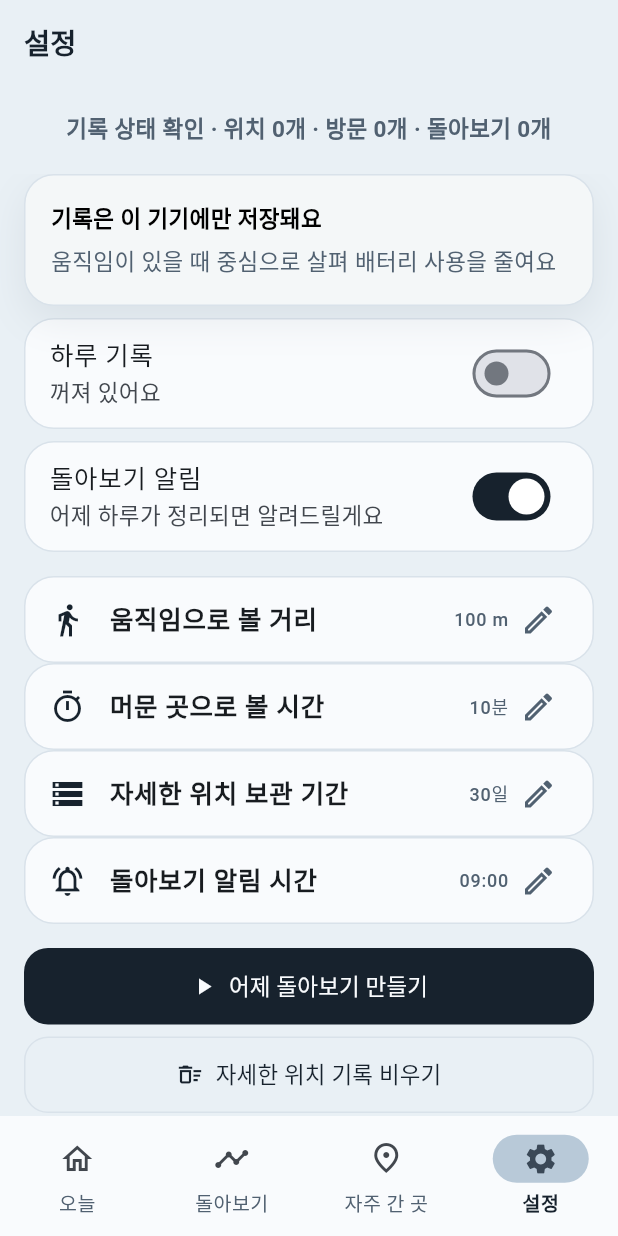
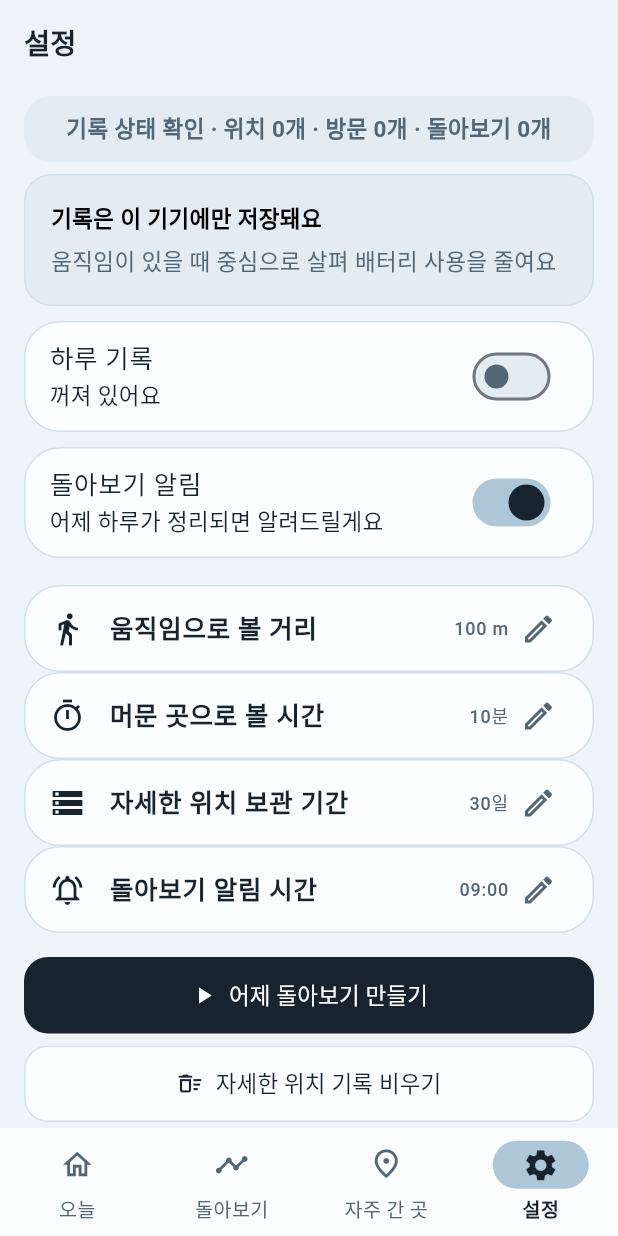
Before and after one commit to MaoEmong/haru-record, a Flutter app: the screen it shows after launch, item 4 of the bottom bar chosen, on a phone screen of 412 x 824 dp. Run offline on Flutter 3.47's test engine with Material 3 defaults, Android fonts, the phone set to English and light mode, and no system bars; our stand-ins replace drift, flutter_local_notifications, flutter_timezone, permission_handler, shared_preferences, timezone; missing offline and left inert: workmanager; accounts and stored records are empty; generated files the repository leaves out were written again; Roboto replaces fonts that are missing (KyoboHandwriting).

Commit message:
Refine the blue app surface system
The current UI needed a more intentional system after the font and copy work. This pass tightens the blue-grey palette, softens cards, gives controls consistent shapes, and opens up list spacing without adding decorative gradients or new dependencies.

Constraint: Preserve the existing Flutter screens and Korean copy; this is a visual-system pass, not a navigation redesign.
Rejected: Generate a standalone HTML design artifact | the active product is a Flutter app, so the design work needs to land in reusable Flutter tokens and themes.
Confidence: high
Scope-risk: narrow
Directive: Keep future visual changes token-first in app_theme.dart before styling individual widgets.
Tested: flutter analyze; flutter test test\widget_test.dart; flutter test; flutter build apk --debug
Not-tested: Visual screenshot comparison on the physical device

```diff
--- a/lib/app/app.dart
+++ b/lib/app/app.dart
@@ -44,6 +44,8 @@ class DailyPatternApp extends StatelessWidget {
         navigationBarTheme: NavigationBarThemeData(
           backgroundColor: AppColors.surface,
           indicatorColor: AppColors.softBlue,
+          elevation: 0,
+          height: 72,
           labelTextStyle: WidgetStateProperty.resolveWith(
             (states) => TextStyle(
               color: states.contains(WidgetState.selected)
@@ -54,6 +56,49 @@ class DailyPatternApp extends StatelessWidget {
                   ? FontWeight.w700
                   : FontWeight.w500,
             ),
+          ),
+          iconTheme: WidgetStateProperty.resolveWith(
+            (states) => IconThemeData(
+              color: states.contains(WidgetState.selected)
+                  ? AppColors.ink
+                  : AppColors.muted,
+              size: states.contains(WidgetState.selected) ? 25 : 23,
+            ),
+          ),
+        ),
+        listTileTheme: ListTileThemeData(
+          iconColor: AppColors.ink,
+          textColor: AppColors.ink,
+          shape: RoundedRectangleBorder(
+            borderRadius: BorderRadius.circular(24),
+          ),
+        ),
+        inputDecorationTheme: InputDecorationTheme(
+          filled: true,
+          fillColor: AppColors.surfaceAlt,
+          border: OutlineInputBorder(
+            borderRadius: BorderRadius.circular(18),
+            borderSide: const BorderSide(color: AppColors.border),
+          ),
+          enabledBorder: OutlineInputBorder(
+            borderRadius: BorderRadius.circular(18),
+            borderSide: const BorderSide(color: AppColors.border),
+          ),
+          focusedBorder: OutlineInputBorder(
+            borderRadius: BorderRadius.circular(18),
+            borderSide: const BorderSide(color: AppColors.blueGrey, width: 1.4),
+          ),
+        ),
+        switchTheme: SwitchThemeData(
+          thumbColor: WidgetStateProperty.resolveWith(
+            (states) => states.contains(WidgetState.selected)
+                ? AppColors.ink
+                : AppColors.muted,
+          ),
+          trackColor: WidgetStateProperty.resolveWith(
+            (states) => states.contains(WidgetState.selected)
+                ? AppColors.softBlue
+                : AppColors.paleBlue,
           ),
         ),
         filledButtonTheme: FilledButtonThemeData(
@@ -69,6 +114,7 @@ class DailyPatternApp extends StatelessWidget {
         outlinedButtonTheme: OutlinedButtonThemeData(
           style: OutlinedButton.styleFrom(
             foregroundColor: AppColors.ink,
+            backgroundColor: AppColors.surface,
             side: const BorderSide(color: AppColors.border),
             shape: RoundedRectangleBorder(
               borderRadius: BorderRadius.circular(16),
--- a/lib/app/app_theme.dart
+++ b/lib/app/app_theme.dart
@@ -3,13 +3,16 @@ import 'package:flutter/material.dart';
 class AppColors {
   const AppColors._();
 
-  static const background = Color(0xFFE9F0F5);
-  static const surface = Color(0xFFF9FBFD);
-  static const surfaceAlt = Color(0xFFF4F7F8);
-  static const border = Color(0xFFD9E2EA);
-  static const ink = Color(0xFF17222D);
-  static const muted = Color(0xFF516171);
-  static const softBlue = Color(0xFFB8C9D8);
+  static const background = Color(0xFFEDF3F7);
+  static const surface = Color(0xFFFCFDFE);
+  static const surfaceAlt = Color(0xFFF5F9FB);
+  static const border = Color(0xFFD3E0E8);
+  static const ink = Color(0xFF17232E);
+  static const muted = Color(0xFF536676);
+  static const softBlue = Color(0xFFAEC7D8);
+  static const blueGrey = Color(0xFF3F6F8A);
+  static const paleBlue = Color(0xFFE2ECF2);
+  static const pressedBlue = Color(0xFFD5E4ED);
 }
 
 class AppThemeDecorations {
@@ -18,13 +21,13 @@ class AppThemeDecorations {
   static BoxDecoration softCard({Color color = AppColors.surface}) {
     return BoxDecoration(
       color: color,
-      borderRadius: BorderRadius.circular(20),
+      borderRadius: BorderRadius.circular(24),
       border: Border.all(color: AppColors.border),
       boxShadow: const [
         BoxShadow(
-          color: Color(0x141F3142),
-          blurRadius: 22,
-          offset: Offset(0, 10),
+          color: Color(0x0F17232E),
+          blurRadius: 18,
+          offset: Offset(0, 8),
         ),
       ],
     );
@@ -33,14 +36,22 @@ class AppThemeDecorations {
   static BoxDecoration inkCard() {
     return BoxDecoration(
       color: AppColors.ink,
-      borderRadius: BorderRadius.circular(20),
+      borderRadius: BorderRadius.circular(24),
       boxShadow: const [
         BoxShadow(
-          color: Color(0x24152234),
-          blurRadius: 22,
+          color: Color(0x2417232E),
+          blurRadius: 20,
           offset: Offset(0, 10),
         ),
       ],
     );
   }
+
+  static BoxDecoration quietPanel() {
+    return BoxDecoration(
+      color: AppColors.paleBlue,
+      borderRadius: BorderRadius.circular(18),
+      border: Border.all(color: AppColors.border),
+    );
+  }
 }
--- a/lib/features/history/history_screen.dart
+++ b/lib/features/history/history_screen.dart
@@ -57,22 +57,22 @@ class _HistoryScreenState extends State<HistoryScreen> {
           return const _HistoryExamples();
         }
         return ListView.separated(
-          padding: const EdgeInsets.fromLTRB(16, 8, 16, 24),
+          padding: const EdgeInsets.fromLTRB(18, 10, 18, 28),
           itemCount: insights.length,
-          separatorBuilder: (_, _) => const SizedBox(height: 10),
+          separatorBuilder: (_, _) => const SizedBox(height: 12),
           itemBuilder: (context, index) {
             final insight = insights[index];
             return Material(
               color: Colors.transparent,
               child: InkWell(
-                borderRadius: BorderRadius.circular(20),
+                borderRadius: BorderRadius.circular(24),
                 onTap: () => _openDayDetail(insight),
                 child: DecoratedBox(
                   decoration: AppThemeDecorations.softCard(),
                   child: ListTile(
                     contentPadding: const EdgeInsets.symmetric(
                       horizontal: 18,
-                      vertical: 8,
+                      vertical: 10,
                     ),
                     title: Text(
                       insight.title,
@@ -123,7 +123,7 @@ class _HistoryExamples extends StatelessWidget {
   @override
   Widget build(BuildContext context) {
     return ListView(
-      padding: const EdgeInsets.fromLTRB(16, 8, 16, 24),
+      padding: const EdgeInsets.fromLTRB(18, 10, 18, 28),
       children: const [
         Text(
           '이런 식으로 하루가 정리돼요',
--- a/lib/features/home/home_screen.dart
+++ b/lib/features/home/home_screen.dart
@@ -89,22 +89,22 @@ class _HomeScreenState extends State<HomeScreen> {
         }
         final data = snapshot.data!;
         return ListView(
-          padding: const EdgeInsets.fromLTRB(16, 8, 16, 24),
+          padding: const EdgeInsets.fromLTRB(18, 10, 18, 28),
           children: [
             _StatusPanel(snapshot: data),
-            const SizedBox(height: 12),
+            const SizedBox(height: 14),
             _TodayRecordPanel(
               snapshot: data,
               onOpen: widget.onOpenTodayRecords,
             ),
-            const SizedBox(height: 12),
+            const SizedBox(height: 14),
             _TodayTimelinePanel(
               items: data.timeline,
               onOpen: widget.onOpenTodayRecords,
             ),
             const SizedBox(height: 22),
             Text('최근 돌아보기', style: Theme.of(context).textTheme.titleLarge),
-            const SizedBox(height: 10),
+            const SizedBox(height: 14),
             if (data.latestInsight == null)
               const _EmptyPanel()
             else
@@ -293,7 +293,7 @@ class _StatusPanel extends StatelessWidget {
     return DecoratedBox(
       decoration: AppThemeDecorations.softCard(color: AppColors.surfaceAlt),
       child: Padding(
-        padding: const EdgeInsets.all(20),
+        padding: const EdgeInsets.all(22),
         child: Column(
           crossAxisAlignment: CrossAxisAlignment.start,
           children: [
--- a/lib/features/places/place_management_screen.dart
+++ b/lib/features/places/place_management_screen.dart
@@ -81,9 +81,9 @@ class _PlaceManagementScreenState extends State<PlaceManagementScreen> {
           return const _PlaceExamples();
         }
         return ListView.separated(
-          padding: const EdgeInsets.fromLTRB(16, 8, 16, 24),
+          padding: const EdgeInsets.fromLTRB(18, 10, 18, 28),
           itemCount: places.length,
-          separatorBuilder: (_, _) => const SizedBox(height: 10),
+          separatorBuilder: (_, _) => const SizedBox(height: 12),
           itemBuilder: (context, index) {
             final place = places[index];
             return DecoratedBox(
@@ -91,7 +91,7 @@ class _PlaceManagementScreenState extends State<PlaceManagementScreen> {
               child: ListTile(
                 contentPadding: const EdgeInsets.symmetric(
                   horizontal: 18,
-                  vertical: 8,
+                  vertical: 10,
                 ),
                 leading: const Icon(Icons.place_outlined, color: AppColors.ink),
                 title: Text(
@@ -169,7 +169,7 @@ class _PlaceExamples extends StatelessWidget {
   @override
   Widget build(BuildContext context) {
     return ListView(
-      padding: const EdgeInsets.fromLTRB(16, 8, 16, 24),
+      padding: const EdgeInsets.fromLTRB(18, 10, 18, 28),
       children: const [
         Text(
           '자주 머문 곳은 이렇게 보여요',
--- a/lib/features/settings/settings_screen.dart
+++ b/lib/features/settings/settings_screen.dart
@@ -166,13 +166,13 @@ class _SettingsScreenState extends State<SettingsScreen> {
                 padding: const EdgeInsets.fromLTRB(16, 0, 16, 24),
                 children: [
                   const _TrustCard(),
-                  const SizedBox(height: 8),
+                  const SizedBox(height: 10),
                   SwitchListTile(
                     key: const ValueKey('tracking-switch'),
                     tileColor: AppColors.surface,
                     shape: RoundedRectangleBorder(
                       side: const BorderSide(color: AppColors.border),
-                      borderRadius: BorderRadius.circular(20),
+                      borderRadius: BorderRadius.circular(24),
                     ),
                     title: const Text('하루 기록'),
                     subtitle: Text(
@@ -183,13 +183,13 @@ class _SettingsScreenState extends State<SettingsScreen> {
                         ? null
                         : (enabled) => _toggleTracking(settings, enabled),
                   ),
-                  const SizedBox(height: 8),
+                  const SizedBox(height: 10),
                   SwitchListTile(
                     key: const ValueKey('notification-switch'),
                     tileColor: AppColors.surface,
                     shape: RoundedRectangleBorder(
                       side: const BorderSide(color: AppColors.border),
-                      borderRadius: BorderRadius.circular(20),
+                      borderRadius: BorderRadius.circular(24),
                     ),
                     title: const Text('돌아보기 알림'),
                     subtitle: Text(
@@ -202,7 +202,7 @@ class _SettingsScreenState extends State<SettingsScreen> {
                         ? null
                         : (enabled) => _toggleNotifications(settings, enabled),
                   ),
-                  const SizedBox(height: 16),
+                  const SizedBox(height: 18),
                   _EditableSettingsValueTile(
                     key: const ValueKey('movement-threshold-edit'),
                     title: '움직임으로 볼 거리',
@@ -451,7 +451,7 @@ class _TrustCard extends StatelessWidget {
   @override
   Widget build(BuildContext context) {
     return DecoratedBox(
-      decoration: AppThemeDecorations.softCard(color: AppColors.surfaceAlt),
+      decoration: AppThemeDecorations.quietPanel(),
       child: const Padding(
         padding: EdgeInsets.all(18),
         child: Column(
@@ -484,8 +484,8 @@ class _SettingsStatusArea extends StatelessWidget {
     return DecoratedBox(
       key: const ValueKey('settings-status-area'),
       decoration: BoxDecoration(
-        color: message == null ? AppColors.background : AppColors.surfaceAlt,
-        borderRadius: BorderRadius.circular(16),
+        color: message == null ? AppColors.paleBlue : AppColors.surfaceAlt,
+        borderRadius: BorderRadius.circular(18),
         border: Border.all(
           color: message == null ? Colors.transparent : AppColors.border,
         ),
@@ -551,7 +551,7 @@ class _EditableSettingsValueTile extends StatelessWidget {
       tileColor: AppColors.surface,
       shape: RoundedRectangleBorder(
         side: const BorderSide(color: AppColors.border),
-        borderRadius: BorderRadius.circular(20),
+        borderRadius: BorderRadius.circular(24),
       ),
       leading: Icon(icon, color: AppColors.ink),
       title: Text(title, style: const TextStyle(fontWeight: FontWeight.w700)),
```
